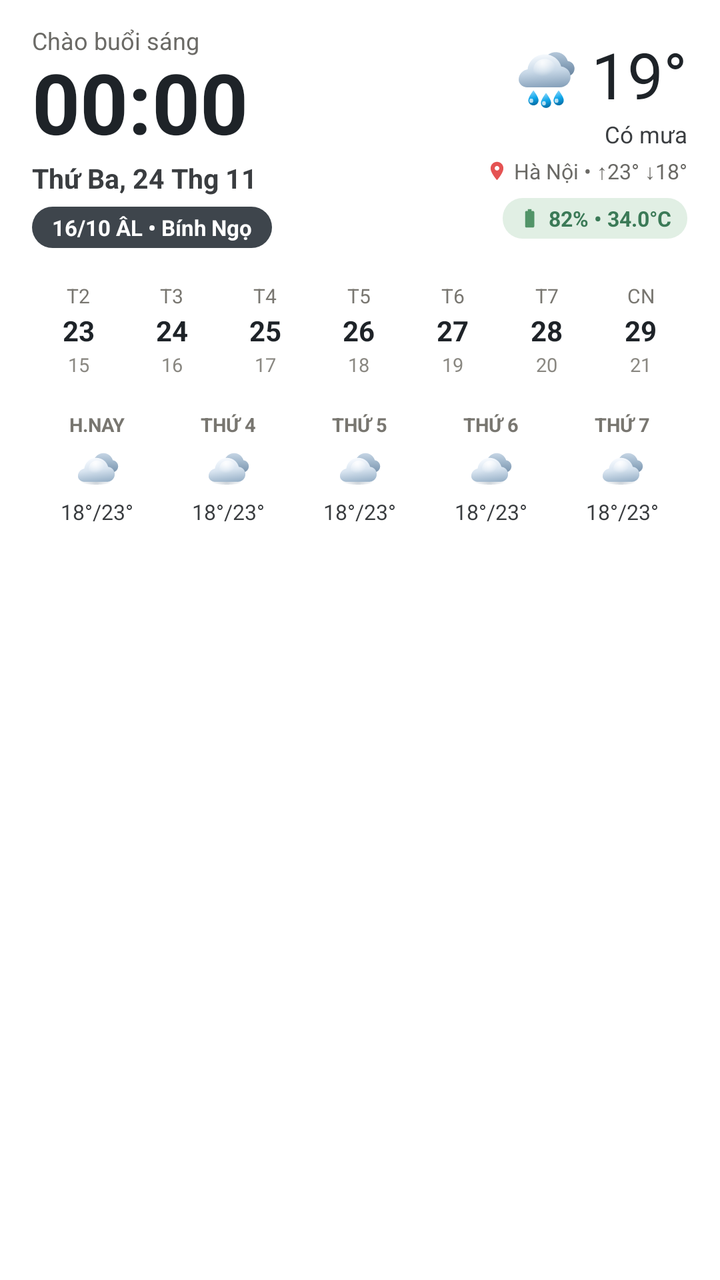
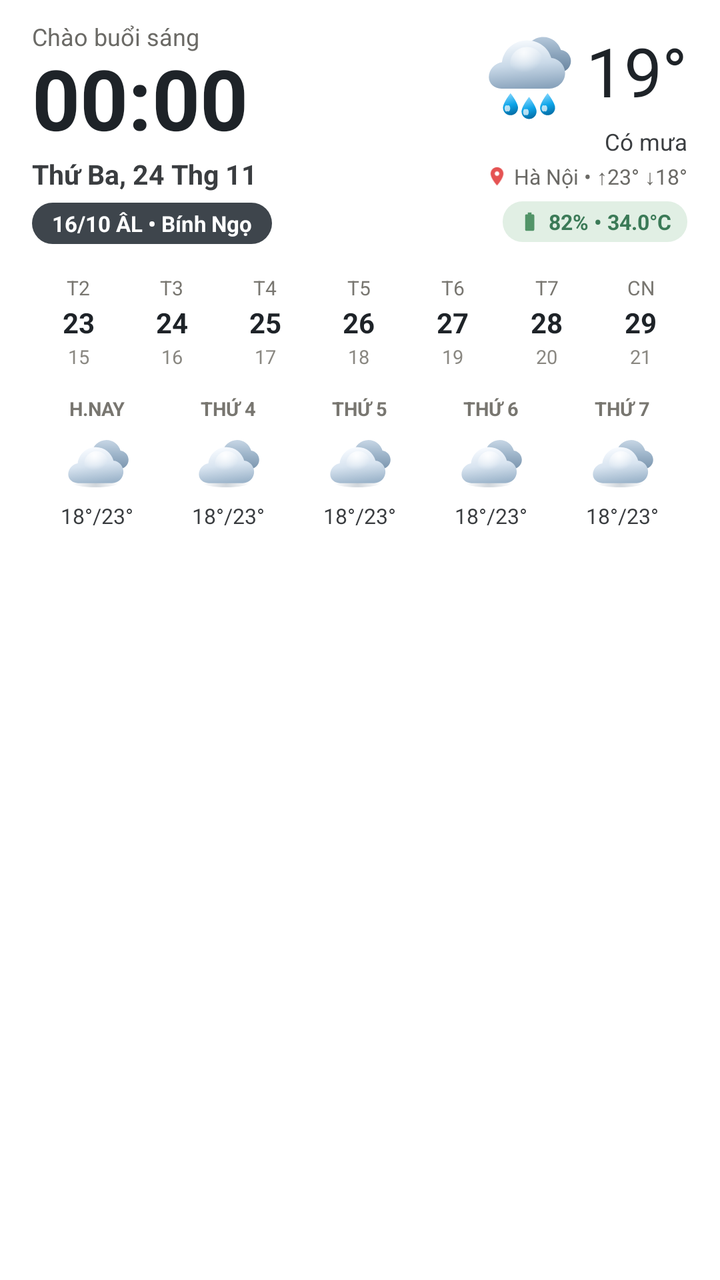

An Android layout rendered at two revisions. The XML below is the earlier revision; the diff shows what the commit changed to produce the second picture.
<!-- AndroidManifest.xml: application theme Theme.LichAmWidget -->
<!-- res/layout/widget_lich_am.xml -->
<?xml version="1.0" encoding="utf-8"?>
<LinearLayout xmlns:android="http://schemas.android.com/apk/res/android"
    android:id="@+id/widget_root"
    android:layout_width="match_parent"
    android:layout_height="match_parent"
    android:background="@drawable/bg_widget_transparent"
    android:orientation="vertical"
    android:paddingLeft="16dp"
    android:paddingTop="12dp"
    android:paddingRight="16dp"
    android:paddingBottom="10dp">

    
    <LinearLayout
        android:layout_width="match_parent"
        android:layout_height="wrap_content"
        android:baselineAligned="false"
        android:orientation="horizontal">

        
        <LinearLayout
            android:id="@+id/layout_top_left"
            android:layout_width="0dp"
            android:layout_height="wrap_content"
            android:layout_weight="1.15"
            android:orientation="vertical">

            <TextView
                android:id="@+id/tv_greeting"
                android:layout_width="wrap_content"
                android:layout_height="wrap_content"
                android:text="Chào buổi sáng"
                android:textColor="#6B6A66"
                android:textSize="12sp" />

            <TextClock
                android:id="@+id/clock_time"
                android:layout_width="wrap_content"
                android:layout_height="wrap_content"
                android:format12Hour="HH:mm"
                android:format24Hour="HH:mm"
                android:includeFontPadding="false"
                android:textColor="#1E2328"
                android:textSize="42sp"
                android:textStyle="bold" />

            <TextView
                android:id="@+id/tv_solar_date"
                android:layout_width="wrap_content"
                android:layout_height="wrap_content"
                android:layout_marginTop="2dp"
                android:text="Thứ Ba, 24 Thg 11"
                android:textColor="#3A3D40"
                android:textSize="13.5sp"
                android:textStyle="bold" />

            <TextView
                android:id="@+id/tv_lunar_badge"
                android:layout_width="wrap_content"
                android:layout_height="wrap_content"
                android:layout_marginTop="5dp"
                android:background="@drawable/bg_lunar_pill"
                android:paddingLeft="10dp"
                android:paddingTop="3dp"
                android:paddingRight="10dp"
                android:paddingBottom="3dp"
                android:text="16/10 ÂL • Bính Ngọ"
                android:textColor="#FFFFFF"
                android:textSize="11sp"
                android:textStyle="bold" />
        </LinearLayout>

        
        <LinearLayout
            android:id="@+id/layout_top_right"
            android:layout_width="0dp"
            android:layout_height="wrap_content"
            android:layout_weight="1"
            android:gravity="end"
            android:orientation="vertical"
            android:paddingTop="8dp">

            <LinearLayout
                android:layout_width="wrap_content"
                android:layout_height="wrap_content"
                android:gravity="center_vertical"
                android:orientation="horizontal">

                <ImageView
                    android:id="@+id/iv_weather_now"
                    android:layout_width="34dp"
                    android:layout_height="34dp"
                    android:layout_marginEnd="6dp"
                    android:src="@drawable/ic_weather_rain" />

                <TextView
                    android:id="@+id/tv_temp_now"
                    android:layout_width="wrap_content"
                    android:layout_height="wrap_content"
                    android:includeFontPadding="false"
                    android:text="19°"
                    android:textColor="#1E2328"
                    android:textSize="32sp"
                    android:textStyle="normal" />
            </LinearLayout>

            <TextView
                android:id="@+id/tv_weather_cond"
                android:layout_width="wrap_content"
                android:layout_height="wrap_content"
                android:layout_marginTop="2dp"
                android:text="Có mưa"
                android:textColor="#3A3D40"
                android:textSize="11.5sp" />

            <LinearLayout
                android:layout_width="wrap_content"
                android:layout_height="wrap_content"
                android:layout_marginTop="3dp"
                android:gravity="center_vertical"
                android:orientation="horizontal">

                <ImageView
                    android:layout_width="11dp"
                    android:layout_height="11dp"
                    android:layout_marginEnd="3dp"
                    android:src="@drawable/ic_pin_red" />

                <TextView
                    android:id="@+id/tv_loc_range"
                    android:layout_width="wrap_content"
                    android:layout_height="wrap_content"
                    android:ellipsize="end"
                    android:maxLines="1"
                    android:text="Hà Nội • ↑23° ↓18°"
                    android:textColor="#6B6A66"
                    android:textSize="10.5sp" />
            </LinearLayout>

            <LinearLayout
                android:layout_width="wrap_content"
                android:layout_height="wrap_content"
                android:layout_marginTop="6dp"
                android:background="@drawable/bg_battery_pill"
                android:gravity="center_vertical"
                android:orientation="horizontal"
                android:paddingLeft="8dp"
                android:paddingTop="3dp"
                android:paddingRight="8dp"
                android:paddingBottom="3dp">

                <ImageView
                    android:layout_width="11dp"
                    android:layout_height="11dp"
                    android:layout_marginEnd="4dp"
                    android:src="@drawable/ic_battery_green" />

                <TextView
                    android:id="@+id/tv_battery"
                    android:layout_width="wrap_content"
                    android:layout_height="wrap_content"
                    android:text="82% • 34.0°C"
                    android:textColor="#3B7A57"
                    android:textSize="10.5sp"
                    android:textStyle="bold" />
            </LinearLayout>
        </LinearLayout>
    </LinearLayout>

    
    <LinearLayout
        android:id="@+id/layout_week_row"
        android:layout_width="match_parent"
        android:layout_height="wrap_content"
        android:layout_marginTop="12dp"
        android:baselineAligned="false"
        android:orientation="horizontal">

        <LinearLayout
            android:id="@+id/col_day_0"
            android:layout_width="0dp"
            android:layout_height="wrap_content"
            android:layout_weight="1"
            android:gravity="center"
            android:orientation="vertical"
            android:paddingTop="5dp"
            android:paddingBottom="5dp">

            <TextView
                android:id="@+id/tv_dow_0"
                android:layout_width="wrap_content"
                android:layout_height="wrap_content"
                android:text="T2"
                android:textColor="#787670"
                android:textSize="10sp" />

            <TextView
                android:id="@+id/tv_solar_0"
                android:layout_width="wrap_content"
                android:layout_height="wrap_content"
                android:layout_marginTop="1dp"
                android:text="23"
                android:textColor="#1E2328"
                android:textSize="14sp"
                android:textStyle="bold" />

            <TextView
                android:id="@+id/tv_lunar_0"
                android:layout_width="wrap_content"
                android:layout_height="wrap_content"
                android:layout_marginTop="1dp"
                android:text="15"
                android:textColor="#8A8882"
                android:textSize="9.5sp" />
        </LinearLayout>
        <LinearLayout
            android:id="@+id/col_day_1"
            android:layout_width="0dp"
            android:layout_height="wrap_content"
            android:layout_weight="1"
            android:gravity="center"
            android:orientation="vertical"
            android:paddingTop="5dp"
            android:paddingBottom="5dp">

            <TextView
                android:id="@+id/tv_dow_1"
                android:layout_width="wrap_content"
                android:layout_height="wrap_content"
                android:text="T3"
                android:textColor="#787670"
                android:textSize="10sp" />

            <TextView
                android:id="@+id/tv_solar_1"
                android:layout_width="wrap_content"
                android:layout_height="wrap_content"
                android:layout_marginTop="1dp"
                android:text="24"
                android:textColor="#1E2328"
                android:textSize="14sp"
                android:textStyle="bold" />

            <TextView
                android:id="@+id/tv_lunar_1"
                android:layout_width="wrap_content"
                android:layout_height="wrap_content"
                android:layout_marginTop="1dp"
                android:text="16"
                android:textColor="#8A8882"
                android:textSize="9.5sp" />
        </LinearLayout>
        <LinearLayout
            android:id="@+id/col_day_2"
            android:layout_width="0dp"
            android:layout_height="wrap_content"
            android:layout_weight="1"
            android:gravity="center"
            android:orientation="vertical"
            android:paddingTop="5dp"
            android:paddingBottom="5dp">

            <TextView
                android:id="@+id/tv_dow_2"
                android:layout_width="wrap_content"
                android:layout_height="wrap_content"
                android:text="T4"
                android:textColor="#787670"
                android:textSize="10sp" />

            <TextView
                android:id="@+id/tv_solar_2"
                android:layout_width="wrap_content"
                android:layout_height="wrap_content"
                android:layout_marginTop="1dp"
                android:text="25"
                android:textColor="#1E2328"
                android:textSize="14sp"
                android:textStyle="bold" />

            <TextView
                android:id="@+id/tv_lunar_2"
                android:layout_width="wrap_content"
                android:layout_height="wrap_content"
                android:layout_marginTop="1dp"
                android:text="17"
                android:textColor="#8A8882"
                android:textSize="9.5sp" />
        </LinearLayout>
        <LinearLayout
            android:id="@+id/col_day_3"
            android:layout_width="0dp"
            android:layout_height="wrap_content"
            android:layout_weight="1"
            android:gravity="center"
            android:orientation="vertical"
            android:paddingTop="5dp"
            android:paddingBottom="5dp">

            <TextView
                android:id="@+id/tv_dow_3"
                android:layout_width="wrap_content"
                android:layout_height="wrap_content"
                android:text="T5"
                android:textColor="#787670"
                android:textSize="10sp" />

            <TextView
                android:id="@+id/tv_solar_3"
                android:layout_width="wrap_content"
                android:layout_height="wrap_content"
                android:layout_marginTop="1dp"
                android:text="26"
                android:textColor="#1E2328"
                android:textSize="14sp"
                android:textStyle="bold" />

            <TextView
                android:id="@+id/tv_lunar_3"
                android:layout_width="wrap_content"
                android:layout_height="wrap_content"
                android:layout_marginTop="1dp"
                android:text="18"
                android:textColor="#8A8882"
                android:textSize="9.5sp" />
        </LinearLayout>
        <LinearLayout
            android:id="@+id/col_day_4"
            android:layout_width="0dp"
            android:layout_height="wrap_content"
            android:layout_weight="1"
            android:gravity="center"
            android:orientation="vertical"
            android:paddingTop="5dp"
            android:paddingBottom="5dp">

            <TextView
                android:id="@+id/tv_dow_4"
                android:layout_width="wrap_content"
                android:layout_height="wrap_content"
                android:text="T6"
                android:textColor="#787670"
                android:textSize="10sp" />

            <TextView
                android:id="@+id/tv_solar_4"
                android:layout_width="wrap_content"
                android:layout_height="wrap_content"
                android:layout_marginTop="1dp"
                android:text="27"
                android:textColor="#1E2328"
                android:textSize="14sp"
                android:textStyle="bold" />

            <TextView
                android:id="@+id/tv_lunar_4"
                android:layout_width="wrap_content"
                android:layout_height="wrap_content"
                android:layout_marginTop="1dp"
                android:text="19"
                android:textColor="#8A8882"
                android:textSize="9.5sp" />
        </LinearLayout>
        <LinearLayout
            android:id="@+id/col_day_5"
            android:layout_width="0dp"
            android:layout_height="wrap_content"
            android:layout_weight="1"
            android:gravity="center"
            android:orientation="vertical"
            android:paddingTop="5dp"
            android:paddingBottom="5dp">

            <TextView
                android:id="@+id/tv_dow_5"
                android:layout_width="wrap_content"
                android:layout_height="wrap_content"
                android:text="T7"
                android:textColor="#787670"
                android:textSize="10sp" />

            <TextView
                android:id="@+id/tv_solar_5"
                android:layout_width="wrap_content"
                android:layout_height="wrap_content"
                android:layout_marginTop="1dp"
                android:text="28"
                android:textColor="#1E2328"
                android:textSize="14sp"
                android:textStyle="bold" />

            <TextView
                android:id="@+id/tv_lunar_5"
                android:layout_width="wrap_content"
                android:layout_height="wrap_content"
                android:layout_marginTop="1dp"
                android:text="20"
                android:textColor="#8A8882"
                android:textSize="9.5sp" />
        </LinearLayout>
        <LinearLayout
            android:id="@+id/col_day_6"
            android:layout_width="0dp"
            android:layout_height="wrap_content"
            android:layout_weight="1"
            android:gravity="center"
            android:orientation="vertical"
            android:paddingTop="5dp"
            android:paddingBottom="5dp">

            <TextView
                android:id="@+id/tv_dow_6"
                android:layout_width="wrap_content"
                android:layout_height="wrap_content"
                android:text="CN"
                android:textColor="#787670"
                android:textSize="10sp" />

            <TextView
                android:id="@+id/tv_solar_6"
                android:layout_width="wrap_content"
                android:layout_height="wrap_content"
                android:layout_marginTop="1dp"
                android:text="29"
                android:textColor="#1E2328"
                android:textSize="14sp"
                android:textStyle="bold" />

            <TextView
                android:id="@+id/tv_lunar_6"
                android:layout_width="wrap_content"
                android:layout_height="wrap_content"
                android:layout_marginTop="1dp"
                android:text="21"
                android:textColor="#8A8882"
                android:textSize="9.5sp" />
        </LinearLayout>
    </LinearLayout>

    
    <LinearLayout
        android:id="@+id/layout_forecast_row"
        android:layout_width="match_parent"
        android:layout_height="wrap_content"
        android:layout_marginTop="12dp"
        android:baselineAligned="false"
        android:orientation="horizontal">

        <LinearLayout
            android:layout_width="0dp"
            android:layout_height="wrap_content"
            android:layout_weight="1"
            android:gravity="center"
            android:orientation="vertical">

            <TextView
                android:id="@+id/tv_fc_day_0"
                android:layout_width="wrap_content"
                android:layout_height="wrap_content"
                android:text="H.NAY"
                android:textColor="#787670"
                android:textSize="9.5sp"
                android:textStyle="bold" />

            <ImageView
                android:id="@+id/iv_fc_icon_0"
                android:layout_width="24dp"
                android:layout_height="24dp"
                android:layout_marginTop="3dp"
                android:layout_marginBottom="3dp"
                android:src="@drawable/ic_weather_cloudy" />

            <TextView
                android:id="@+id/tv_fc_temp_0"
                android:layout_width="wrap_content"
                android:layout_height="wrap_content"
                android:text="18°/23°"
                android:textColor="#3A3D40"
                android:textSize="10.5sp" />
        </LinearLayout>
        <LinearLayout
            android:layout_width="0dp"
            android:layout_height="wrap_content"
            android:layout_weight="1"
            android:gravity="center"
            android:orientation="vertical">

            <TextView
                android:id="@+id/tv_fc_day_1"
                android:layout_width="wrap_content"
                android:layout_height="wrap_content"
                android:text="THỨ 4"
                android:textColor="#787670"
                android:textSize="9.5sp"
                android:textStyle="bold" />

            <ImageView
                android:id="@+id/iv_fc_icon_1"
                android:layout_width="24dp"
                android:layout_height="24dp"
                android:layout_marginTop="3dp"
                android:layout_marginBottom="3dp"
                android:src="@drawable/ic_weather_cloudy" />

            <TextView
                android:id="@+id/tv_fc_temp_1"
                android:layout_width="wrap_content"
                android:layout_height="wrap_content"
                android:text="18°/23°"
                android:textColor="#3A3D40"
                android:textSize="10.5sp" />
        </LinearLayout>
        <LinearLayout
            android:layout_width="0dp"
            android:layout_height="wrap_content"
            android:layout_weight="1"
            android:gravity="center"
            android:orientation="vertical">

            <TextView
                android:id="@+id/tv_fc_day_2"
                android:layout_width="wrap_content"
                android:layout_height="wrap_content"
                android:text="THỨ 5"
                android:textColor="#787670"
                android:textSize="9.5sp"
                android:textStyle="bold" />

            <ImageView
                android:id="@+id/iv_fc_icon_2"
                android:layout_width="24dp"
                android:layout_height="24dp"
                android:layout_marginTop="3dp"
                android:layout_marginBottom="3dp"
                android:src="@drawable/ic_weather_cloudy" />

            <TextView
                android:id="@+id/tv_fc_temp_2"
                android:layout_width="wrap_content"
                android:layout_height="wrap_content"
                android:text="18°/23°"
                android:textColor="#3A3D40"
                android:textSize="10.5sp" />
        </LinearLayout>
        <LinearLayout
            android:layout_width="0dp"
            android:layout_height="wrap_content"
            android:layout_weight="1"
            android:gravity="center"
            android:orientation="vertical">

            <TextView
                android:id="@+id/tv_fc_day_3"
                android:layout_width="wrap_content"
                android:layout_height="wrap_content"
                android:text="THỨ 6"
                android:textColor="#787670"
                android:textSize="9.5sp"
                android:textStyle="bold" />

            <ImageView
                android:id="@+id/iv_fc_icon_3"
                android:layout_width="24dp"
                android:layout_height="24dp"
                android:layout_marginTop="3dp"
                android:layout_marginBottom="3dp"
                android:src="@drawable/ic_weather_cloudy" />

            <TextView
                android:id="@+id/tv_fc_temp_3"
                android:layout_width="wrap_content"
                android:layout_height="wrap_content"
                android:text="18°/23°"
                android:textColor="#3A3D40"
                android:textSize="10.5sp" />
        </LinearLayout>
        <LinearLayout
            android:layout_width="0dp"
            android:layout_height="wrap_content"
            android:layout_weight="1"
            android:gravity="center"
            android:orientation="vertical">

            <TextView
                android:id="@+id/tv_fc_day_4"
                android:layout_width="wrap_content"
                android:layout_height="wrap_content"
                android:text="THỨ 7"
                android:textColor="#787670"
                android:textSize="9.5sp"
                android:textStyle="bold" />

            <ImageView
                android:id="@+id/iv_fc_icon_4"
                android:layout_width="24dp"
                android:layout_height="24dp"
                android:layout_marginTop="3dp"
                android:layout_marginBottom="3dp"
                android:src="@drawable/ic_weather_cloudy" />

            <TextView
                android:id="@+id/tv_fc_temp_4"
                android:layout_width="wrap_content"
                android:layout_height="wrap_content"
                android:text="18°/23°"
                android:textColor="#3A3D40"
                android:textSize="10.5sp" />
        </LinearLayout>
    </LinearLayout>

</LinearLayout>
<!-- resources referenced by this layout -->
<resources>
  <!-- drawable bg_battery_pill (drawable) -->
  <?xml version="1.0" encoding="utf-8"?>
  <shape xmlns:android="http://schemas.android.com/apk/res/android" android:shape="rectangle">
      <solid android:color="#E1EFE4" />
      <corners android:radius="10dp" />
  </shape>
  <!-- drawable bg_lunar_pill (drawable) -->
  <?xml version="1.0" encoding="utf-8"?>
  <shape xmlns:android="http://schemas.android.com/apk/res/android" android:shape="rectangle">
      <solid android:color="#3E454C" />
      <corners android:radius="14dp" />
  </shape>
  <!-- drawable bg_widget_transparent (drawable) -->
  <?xml version="1.0" encoding="utf-8"?>
  <shape xmlns:android="http://schemas.android.com/apk/res/android" android:shape="rectangle">
      <solid android:color="#00000000" />
  </shape>
  <!-- drawable ic_battery_green (drawable) -->
  <?xml version="1.0" encoding="utf-8"?>
  <vector xmlns:android="http://schemas.android.com/apk/res/android"
      android:width="12dp"
      android:height="12dp"
      android:viewportWidth="24"
      android:viewportHeight="24">
      <path
          android:fillColor="#529468"
          android:pathData="M15.67,4H14V2h-4v2H8.33C7.6,4 7,4.6 7,5.33v15.33C7,21.4 7.6,22 8.33,22h7.33c0.74,0 1.34,-0.6 1.34,-1.33V5.33C17,4.6 16.4,4 15.67,4z" />
  </vector>
  <!-- drawable ic_pin_red (drawable) -->
  <?xml version="1.0" encoding="utf-8"?>
  <vector xmlns:android="http://schemas.android.com/apk/res/android"
      android:width="12dp"
      android:height="12dp"
      android:viewportWidth="24"
      android:viewportHeight="24">
      <path
          android:fillColor="#E55353"
          android:pathData="M12,2C8.13,2 5,5.13 5,9c0,5.25 7,13 7,13s7,-7.75 7,-13c0,-3.87 -3.13,-7 -7,-7zM12,11.5c-1.38,0 -2.5,-1.12 -2.5,-2.5s1.12,-2.5 2.5,-2.5 2.5,1.12 2.5,2.5 -1.12,2.5 -2.5,2.5z" />
  </vector>
  <!-- drawable ic_weather_cloudy: vector/xml drawable (drawable, 2610 chars, omitted) -->
  <!-- drawable ic_weather_rain: vector/xml drawable (drawable, 4140 chars, omitted) -->
  <style name="Theme.LichAmWidget" parent="Theme.MaterialComponents.DayNight.NoActionBar">
          <item name="colorPrimary">#3E454C</item>
          <item name="colorPrimaryVariant">#2A3036</item>
          <item name="colorOnPrimary">#FFFFFF</item>
          <item name="colorSecondary">#EF4747</item>
          <item name="android:statusBarColor">#F7F5EE</item>
          <item name="android:windowLightStatusBar">true</item>
      </style>
</resources>

<!-- the commit's change to res/layout/widget_lich_am.xml (unified diff, before → after) -->
@@ -6,9 +6,9 @@
     android:background="@drawable/bg_widget_transparent"
     android:orientation="vertical"
     android:paddingLeft="16dp"
-    android:paddingTop="12dp"
+    android:paddingTop="10dp"
     android:paddingRight="16dp"
-    android:paddingBottom="10dp">
+    android:paddingBottom="8dp">
 
     
     <LinearLayout
@@ -22,7 +22,7 @@
             android:id="@+id/layout_top_left"
             android:layout_width="0dp"
             android:layout_height="wrap_content"
-            android:layout_weight="1.15"
+            android:layout_weight="1.1"
             android:orientation="vertical">
 
             <TextView
@@ -75,10 +75,10 @@
             android:id="@+id/layout_top_right"
             android:layout_width="0dp"
             android:layout_height="wrap_content"
-            android:layout_weight="1"
+            android:layout_weight="1.05"
             android:gravity="end"
             android:orientation="vertical"
-            android:paddingTop="8dp">
+            android:paddingTop="2dp">
 
             <LinearLayout
                 android:layout_width="wrap_content"
@@ -88,9 +88,10 @@
 
                 <ImageView
                     android:id="@+id/iv_weather_now"
-                    android:layout_width="34dp"
-                    android:layout_height="34dp"
-                    android:layout_marginEnd="6dp"
+                    android:layout_width="50dp"
+                    android:layout_height="50dp"
+                    android:layout_marginEnd="4dp"
+                    android:scaleType="fitCenter"
                     android:src="@drawable/ic_weather_rain" />
 
                 <TextView
@@ -100,7 +101,7 @@
                     android:includeFontPadding="false"
                     android:text="19°"
                     android:textColor="#1E2328"
-                    android:textSize="32sp"
+                    android:textSize="34sp"
                     android:textStyle="normal" />
             </LinearLayout>
 
@@ -108,7 +109,7 @@
                 android:id="@+id/tv_weather_cond"
                 android:layout_width="wrap_content"
                 android:layout_height="wrap_content"
-                android:layout_marginTop="2dp"
+                android:layout_marginTop="1dp"
                 android:text="Có mưa"
                 android:textColor="#3A3D40"
                 android:textSize="11.5sp" />
@@ -116,7 +117,7 @@
             <LinearLayout
                 android:layout_width="wrap_content"
                 android:layout_height="wrap_content"
-                android:layout_marginTop="3dp"
+                android:layout_marginTop="2dp"
                 android:gravity="center_vertical"
                 android:orientation="horizontal">
 
@@ -140,7 +141,7 @@
             <LinearLayout
                 android:layout_width="wrap_content"
                 android:layout_height="wrap_content"
-                android:layout_marginTop="6dp"
+                android:layout_marginTop="5dp"
                 android:background="@drawable/bg_battery_pill"
                 android:gravity="center_vertical"
                 android:orientation="horizontal"
@@ -172,7 +173,7 @@
         android:id="@+id/layout_week_row"
         android:layout_width="match_parent"
         android:layout_height="wrap_content"
-        android:layout_marginTop="12dp"
+        android:layout_marginTop="10dp"
         android:baselineAligned="false"
         android:orientation="horizontal">
 
@@ -442,7 +443,7 @@
         android:id="@+id/layout_forecast_row"
         android:layout_width="match_parent"
         android:layout_height="wrap_content"
-        android:layout_marginTop="12dp"
+        android:layout_marginTop="8dp"
         android:baselineAligned="false"
         android:orientation="horizontal">
 
@@ -464,10 +465,11 @@
 
             <ImageView
                 android:id="@+id/iv_fc_icon_0"
-                android:layout_width="24dp"
-                android:layout_height="24dp"
-                android:layout_marginTop="3dp"
-                android:layout_marginBottom="3dp"
+                android:layout_width="36dp"
+                android:layout_height="36dp"
+                android:layout_marginTop="2dp"
+                android:layout_marginBottom="2dp"
+                android:scaleType="fitCenter"
                 android:src="@drawable/ic_weather_cloudy" />
 
             <TextView
@@ -496,10 +498,11 @@
 
             <ImageView
                 android:id="@+id/iv_fc_icon_1"
-                android:layout_width="24dp"
-                android:layout_height="24dp"
-                android:layout_marginTop="3dp"
-                android:layout_marginBottom="3dp"
+                android:layout_width="36dp"
+                android:layout_height="36dp"
+                android:layout_marginTop="2dp"
+                android:layout_marginBottom="2dp"
+                android:scaleType="fitCenter"
                 android:src="@drawable/ic_weather_cloudy" />
 
             <TextView
@@ -528,10 +531,11 @@
 
             <ImageView
                 android:id="@+id/iv_fc_icon_2"
-                android:layout_width="24dp"
-                android:layout_height="24dp"
-                android:layout_marginTop="3dp"
-                android:layout_marginBottom="3dp"
+                android:layout_width="36dp"
+                android:layout_height="36dp"
+                android:layout_marginTop="2dp"
+                android:layout_marginBottom="2dp"
+                android:scaleType="fitCenter"
                 android:src="@drawable/ic_weather_cloudy" />
 
             <TextView
@@ -560,10 +564,11 @@
 
             <ImageView
                 android:id="@+id/iv_fc_icon_3"
-                android:layout_width="24dp"
-                android:layout_height="24dp"
-                android:layout_marginTop="3dp"
-                android:layout_marginBottom="3dp"
+                android:layout_width="36dp"
+                android:layout_height="36dp"
+                android:layout_marginTop="2dp"
+                android:layout_marginBottom="2dp"
+                android:scaleType="fitCenter"
                 android:src="@drawable/ic_weather_cloudy" />
 
             <TextView
@@ -592,10 +597,11 @@
 
             <ImageView
                 android:id="@+id/iv_fc_icon_4"
-                android:layout_width="24dp"
-                android:layout_height="24dp"
-                android:layout_marginTop="3dp"
-                android:layout_marginBottom="3dp"
+                android:layout_width="36dp"
+                android:layout_height="36dp"
+                android:layout_marginTop="2dp"
+                android:layout_marginBottom="2dp"
+                android:scaleType="fitCenter"
                 android:src="@drawable/ic_weather_cloudy" />
 
             <TextView
